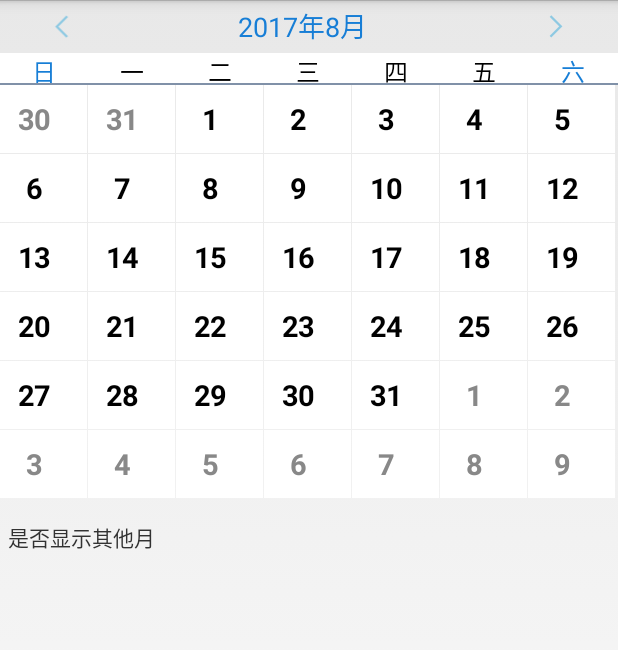
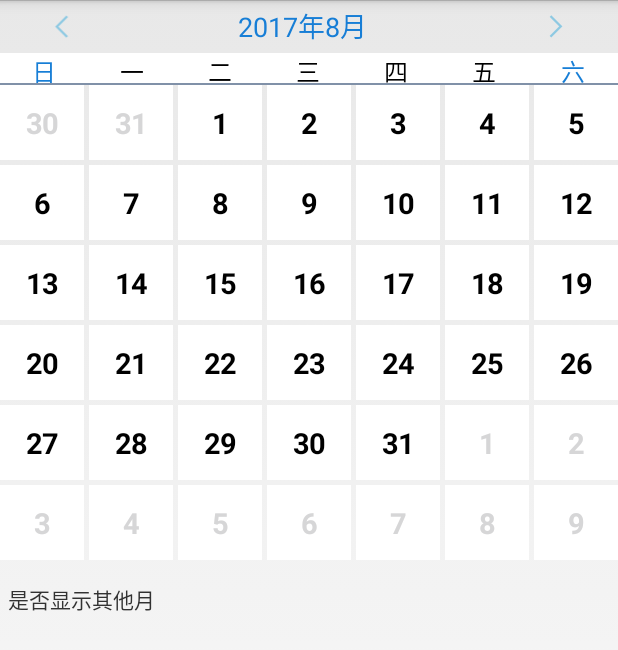
Before and after one commit to jackdeng1202/SuperCalendar, an Android app: the screen it shows after launch (CalendarActivity), after a tap on an icon or button, on a phone screen of 412 x 824 dp. Shown: the top 650 px of the screen. Run offline under Robolectric (Android 15) with nearby library versions, the phone set to English and light mode, and no system bars.

Commit message:
1.实现itme 填充gridview条目

```diff
--- a/app/src/main/java/com/example/calendar/CalendarActivity.java
+++ b/app/src/main/java/com/example/calendar/CalendarActivity.java
@@ -2,7 +2,6 @@ package com.example.calendar;
 
 import android.app.Activity;
 import android.os.Bundle;
-import android.os.Handler;
 import android.view.Display;
 import android.view.GestureDetector;
 import android.view.GestureDetector.SimpleOnGestureListener;
@@ -89,20 +88,20 @@ public class CalendarActivity extends Activity implements View.OnClickListener {
 		flipper.addView(gridView, 0);
 		addTextToTopTextView(currentMonth);
 
-		new Handler().postDelayed(new Runnable() {
+/*		new Handler().postDelayed(new Runnable() {
 			@Override
 			public void run() {
 				for (int i = 0; i < calV.getCount(); i++) {
 					ViewGroup child = (ViewGroup) gridView.getChildAt(i);
 					CheckedTextView textView = (CheckedTextView) child.getChildAt(0);
 					String date = textView.getText().toString();
-					if (date.equals("7")){
+					if (date.equals("9")){
 						textView.setChecked(true);
 						return;
 					}
 				}
 			}
-		},100);
+		},100);*/
 	}
 
 	private class MyGestureListener extends SimpleOnGestureListener {
@@ -194,8 +193,8 @@ public class CalendarActivity extends Activity implements View.OnClickListener {
 		gridView.setGravity(Gravity.CENTER_VERTICAL);
 		gridView.setChoiceMode(CHOICE_MODE_SINGLE);
 		// 去除gridView边框
-		gridView.setVerticalSpacing(1);
-		gridView.setHorizontalSpacing(1);
+		gridView.setVerticalSpacing(5);
+		gridView.setHorizontalSpacing(5);
 		gridView.setOnTouchListener(new OnTouchListener() {
 			// 将gridview中的触摸事件回传给gestureDetector
 
@@ -253,7 +252,7 @@ public class CalendarActivity extends Activity implements View.OnClickListener {
 		case R.id.prevMonth: // 上一个月
 			enterPrevMonth(gvFlag);
 			break;
-		case R.id.canshowother: // 上一个月
+		case R.id.canshowother: // 是否显示其他月
 			isShowPreNextMonthDays = !isShowPreNextMonthDays;
 			calV.setShowOthersMonthDays(isShowPreNextMonthDays);
 			break;
--- a/app/src/main/java/com/example/calendar/CalendarAdapter.java
+++ b/app/src/main/java/com/example/calendar/CalendarAdapter.java
@@ -2,8 +2,6 @@ package com.example.calendar;
 
 import android.content.Context;
 import android.content.res.Resources;
-import android.graphics.Color;
-import android.graphics.drawable.ColorDrawable;
 import android.graphics.drawable.Drawable;
 import android.text.SpannableString;
 import android.text.Spanned;
@@ -110,17 +108,10 @@ public class CalendarAdapter extends BaseAdapter {
 		notifyDataSetChanged();
 	}
 
-	public void cleanAllCheck(){
-		for (int i = 0; i < getCount(); i++) {
-
-		}
-//		notifyDataSetChanged();
-	}
-
 	@Override
 	public int getCount() {
 		// TODO Auto-generated method stub
-		return isShowOthersMonthDays ? dayNumber.length :dayNumber.length - tempNextMonthDay;//去除下月的item,不显示
+		return isShowOthersMonthDays ? dayNumber.length :(dayNumber.length - tempNextMonthDay+1);//去除下月的item,不显示
 	}
 
 	@Override
@@ -156,21 +147,21 @@ public class CalendarAdapter extends BaseAdapter {
 		textView.setText(sp);
 		if (position < (daysOfMonth + dayOfWeek) && position >= dayOfWeek) {
 			// 当前月信息显示
-			textView.setTextColor(Color.BLACK);// 当月字体设黑
-			drawable = new ColorDrawable(Color.rgb(23, 126, 214));
+			textView.setTextColor(context.getResources().getColorStateList(R.color.selector_daytextcolor_black));// 当月字体设黑
+//			drawable = new ColorDrawable(Color.rgb(23, 126, 214));
 			if (position % 7 == 0 || position % 7 == 6) {//周末特殊标记
 
 			}
 		}else {
 			textView.setClickable(false);
-			textView.setTextColor(Color.GRAY);//上一个月数据和下个月数据
+			textView.setTextColor(context.getResources().getColorStateList(R.color.selector_daytextcolor_dark));//上一个月数据和下个月数据
 			textView.setVisibility(isShowOthersMonthDays?View.VISIBLE:View.INVISIBLE);
 		}
 
-		/*if (currentFlag == position) {
+		if (currentFlag == position) {
 			// 设置当天的背景
 			textView.setChecked(true);
-		}*/
+		}
 
 		return convertView;
 	}
--- /dev/null
+++ b/app/src/main/res/color/selector_daytextcolor_black.xml
@@ -0,0 +1,5 @@
+<?xml version="1.0" encoding="utf-8"?>
+<selector xmlns:android="http://schemas.android.com/apk/res/android">
+    <item android:color="@color/white" android:state_checked="true"/>
+    <item android:color="@color/black" />
+</selector>
--- a/app/src/main/res/layout/calendar_item.xml
+++ b/app/src/main/res/layout/calendar_item.xml
@@ -7,9 +7,12 @@
 
     <CheckedTextView
         android:background="@drawable/selector_dayview_bg"
+        android:textColor="@color/selector_daytextcolor_dark"
         android:id="@+id/tvtext"
-        android:layout_width="45dp"
-        android:layout_height="45dp"
+        android:layout_width="match_parent"
+        android:layout_height="match_parent"
+        android:minWidth="45dp"
+        android:minHeight="50dp"
         android:gravity="center"/>
 
 </LinearLayout>
```
Also changed, not shown: 71 other files.
